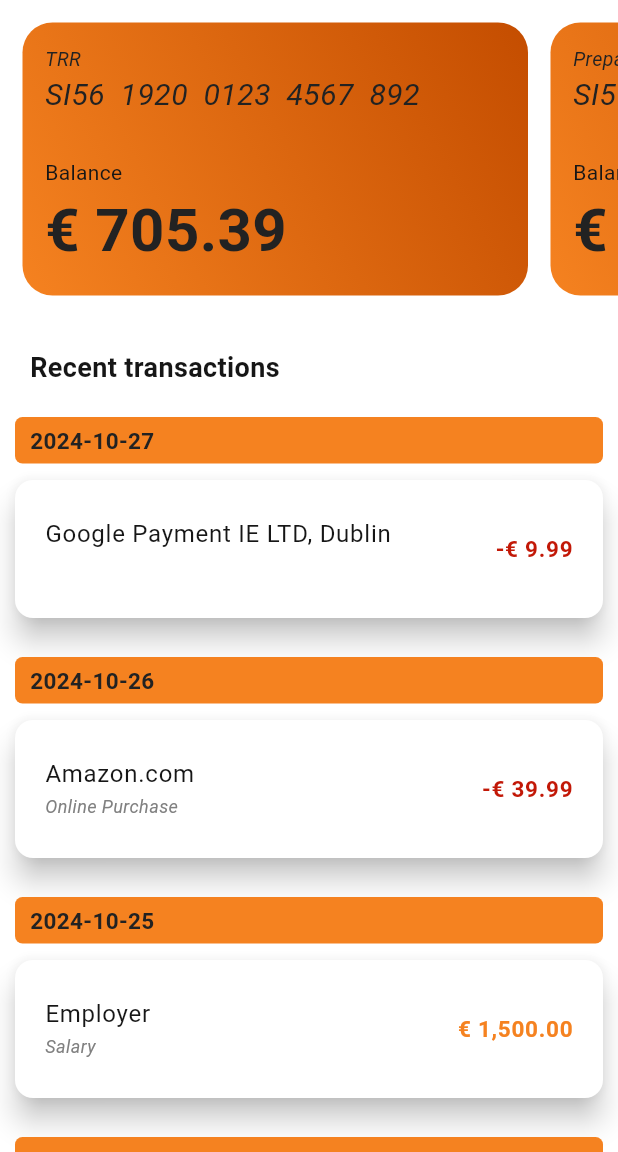
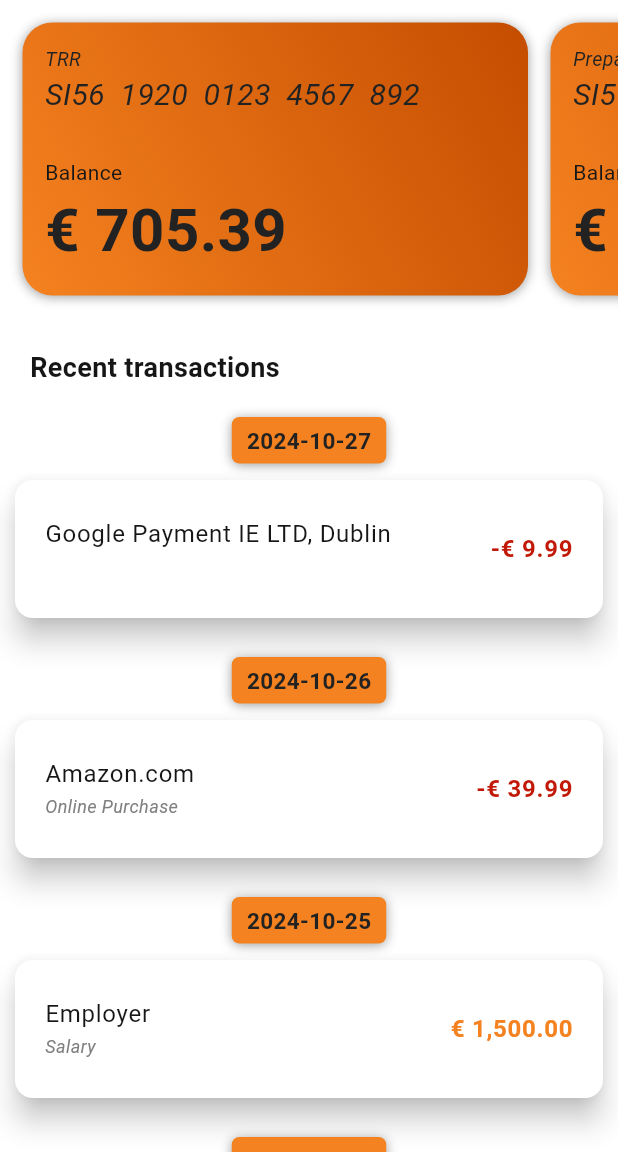
Before and after one commit to marc22polo/Mobile-bank, a Flutter app: the HomePage screen opened directly, on a phone screen of 412 x 824 dp, the part 84-1236 px from its top. Run offline on Flutter 3.47's test engine with Material 3 defaults, Android fonts, the phone set to English and light mode, and no system bars; drawn by our look-alikes of grouped_list; generated files the repository leaves out were written again.

Commit message:
dashboard cleanup

```diff
--- a/lib/src/components/card_tile.dart
+++ b/lib/src/components/card_tile.dart
@@ -33,6 +33,13 @@ class CardTile extends StatelessWidget {
             end: Alignment.topRight,
           ),
           borderRadius: BorderRadius.circular(20),
+          boxShadow: const [
+            BoxShadow(
+              color: Colors.grey,
+              offset: Offset(0.0, 1.0), //(x,y)
+              blurRadius: 6.0,
+            ),
+          ],
         ),
         child: Column(
           children: [
--- /dev/null
+++ b/lib/src/components/transaction_tile.dart
@@ -0,0 +1,49 @@
+import 'package:flutter/material.dart';
+import 'package:intl/intl.dart';
+
+class TransactionTile extends StatelessWidget {
+  final dynamic element;
+
+  const TransactionTile({
+    super.key,
+    required this.element,
+  });
+
+  @override
+  Widget build(BuildContext context) {
+    final myLocale = Localizations.localeOf(context).toString();
+    final longNumberFormat =
+        NumberFormat.currency(locale: myLocale, symbol: '€ ', decimalDigits: 2);
+
+    return ListTile(
+      contentPadding:
+          const EdgeInsets.symmetric(horizontal: 20.0, vertical: 10.0),
+      title: Text(
+        element['title'],
+        maxLines: 1,
+        style: TextStyle(
+          color: Theme.of(context).colorScheme.onSurface,
+          fontSize: 16,
+        ),
+      ),
+      subtitle: Text(
+        element['description'],
+        style: const TextStyle(
+          fontSize: 12,
+          color: Color(0xFF808080),
+          fontStyle: FontStyle.italic,
+        ),
+      ),
+      trailing: Text(
+        longNumberFormat.format(element['amount']),
+        style: TextStyle(
+          fontSize: 16,
+          fontWeight: FontWeight.bold,
+          color: element['amount'] > 0
+              ? Theme.of(context).colorScheme.primary
+              : const Color(0xFFC21807),
+        ),
+      ),
+    );
+  }
+}
--- a/lib/src/page/home.dart
+++ b/lib/src/page/home.dart
@@ -1,7 +1,7 @@
 import 'package:flutter/material.dart';
 import 'package:flutter_application_1/src/components/drawer.dart';
+import 'package:flutter_application_1/src/components/transaction_tile.dart';
 import 'package:flutter_gen/gen_l10n/app_localizations.dart';
-import 'package:intl/intl.dart';
 import '../components/card_tile.dart';
 import '../demo/demo_data.dart';
 import 'package:grouped_list/grouped_list.dart';
@@ -19,10 +19,6 @@ class _HomePageState extends State<HomePage> {
 
   @override
   Widget build(BuildContext context) {
-    final myLocale = Localizations.localeOf(context).toString();
-    final longNumberFormat =
-        NumberFormat.currency(locale: myLocale, symbol: '€ ', decimalDigits: 2);
-
     return Scaffold(
       appBar: AppBar(
         centerTitle: true,
@@ -86,8 +82,11 @@ class _HomePageState extends State<HomePage> {
               shrinkWrap: true,
               physics: const NeverScrollableScrollPhysics(),
               order: GroupedListOrder.DESC,
+
+              // group header
               groupSeparatorBuilder: (String groupByValue) {
-                return Container(
+                return Center(
+                  child: Container(
                     margin: const EdgeInsets.only(
                       left: 10,
                       right: 10,
@@ -101,6 +100,13 @@ class _HomePageState extends State<HomePage> {
                     decoration: BoxDecoration(
                       borderRadius: BorderRadius.circular(5),
                       color: Theme.of(context).colorScheme.primary,
+                      boxShadow: const [
+                        BoxShadow(
+                          color: Colors.grey,
+                          offset: Offset(0.0, 1.0), //(x,y)
+                          blurRadius: 6.0,
+                        ),
+                      ],
                     ),
                     child: Text(
                       groupByValue,
@@ -110,43 +116,17 @@ class _HomePageState extends State<HomePage> {
                         color: Theme.of(context).colorScheme.onPrimary,
                       ),
                     ),
+                  ),
                 );
               },
+
+              // group items
               itemBuilder: (context, element) {
                 return Card(
                   elevation: 8.0,
                   margin: const EdgeInsets.symmetric(
                       horizontal: 10.0, vertical: 6.0),
-                  child: SizedBox(
-                    child: ListTile(
-                      contentPadding: const EdgeInsets.symmetric(
-                          horizontal: 20.0, vertical: 10.0),
-                      title: Text(
-                        element['title'],
-                        style: TextStyle(
-                          color: Theme.of(context).colorScheme.onSurface,
-                        ),
-                      ),
-                      subtitle: Text(
-                        element['description'],
-                        style: const TextStyle(
-                          fontSize: 12,
-                          color: Color(0xFF808080),
-                          fontStyle: FontStyle.italic,
-                        ),
-                      ),
-                      trailing: Text(
-                        longNumberFormat.format(element['amount']),
-                        style: TextStyle(
-                          fontSize: 15,
-                          fontWeight: FontWeight.bold,
-                          color: element['amount'] > 0
-                              ? Theme.of(context).colorScheme.primary
-                              : const Color(0xFFC21807),
-                        ),
-                      ),
-                    ),
-                  ),
+                  child: TransactionTile(element: element),
                 );
               },
             ),
```
Lines whose indentation alone changed are shown as unchanged.
